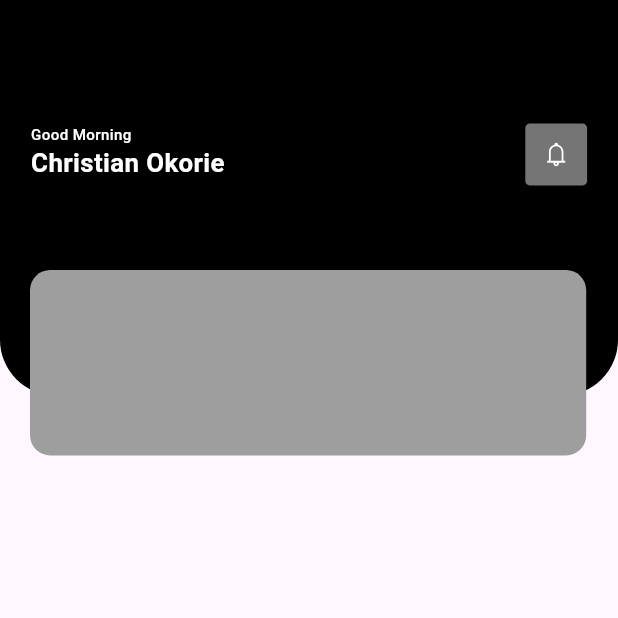
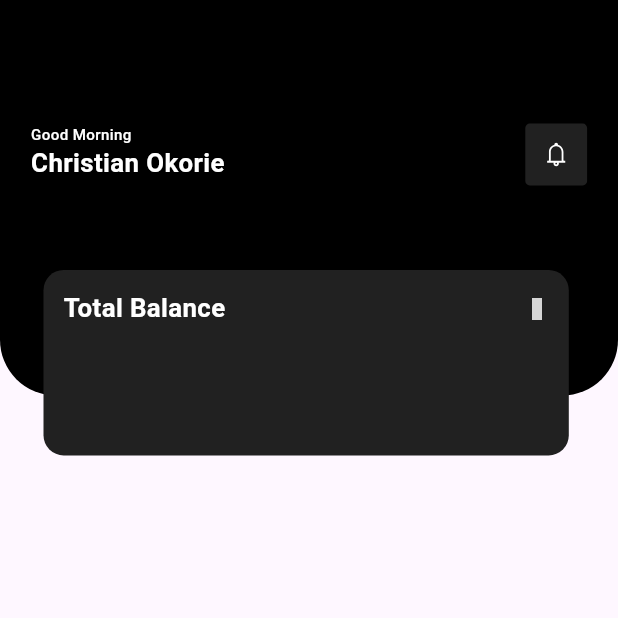
Before and after one commit to chrisokoriedev/finance_app_repo, a Flutter app: the screen it shows after launch, on a phone screen of 412 x 824 dp, the top half of it. Run offline on Flutter 3.47's test engine with Material 2 defaults, Android fonts, the phone set to English and light mode, and no system bars; our stand-ins replace line_icons, responsive_sizer; grey boxes are pictures that could not be loaded.

Commit message:
created util folder with color sotred in now

```diff
--- a/lib/features/homepage/hompage.dart
+++ b/lib/features/homepage/hompage.dart
@@ -1,3 +1,4 @@
+import 'package:expense_app/utils/colors.dart';
 import 'package:flutter/material.dart';
 import 'package:line_icons/line_icon.dart';
 import 'package:responsive_sizer/responsive_sizer.dart';
@@ -17,7 +18,7 @@ class HomePage extends StatelessWidget {
                 height: 32.h,
                 padding: EdgeInsets.symmetric(horizontal: 5.w, vertical: 10.h),
                 decoration: BoxDecoration(
-                  color: Colors.black,
+                  color: AppColor.kBlackColor,
                   borderRadius: BorderRadius.vertical(
                     bottom: Radius.circular(25.sp),
                   ),
@@ -34,14 +35,14 @@ class HomePage extends StatelessWidget {
                             Text(
                               'Good Morning',
                               style: TextStyle(
-                                  color: Colors.white,
+                                  color: AppColor.kWhitColor,
                                   fontSize: 13.sp,
                                   fontWeight: FontWeight.w500),
                             ),
                             Text(
                               'Christian Okorie',
                               style: TextStyle(
-                                  color: Colors.white,
+                                  color: AppColor.kWhitColor,
                                   fontSize: 17.sp,
                                   fontWeight: FontWeight.w600),
                             ),
@@ -52,9 +53,9 @@ class HomePage extends StatelessWidget {
                           height: 5.h,
                           decoration: BoxDecoration(
                               borderRadius: BorderRadius.circular(7.sp),
-                              color: Colors.grey.shade600),
+                              color: Colors.grey.shade900),
                           child: LineIcon.bell(
-                            color: Colors.white,
+                            color: AppColor.kWhitColor,
                             size: 18.sp,
                           ),
                         )
@@ -67,13 +68,31 @@ class HomePage extends StatelessWidget {
           ),
           Positioned(
             top: 180,
-            left: 20,
+            left: 29,
             child: Container(
-              width: Adaptive.w(90),
+              width: Adaptive.w(85),
+              padding: EdgeInsets.all(15.sp),
               height: 15.h,
               decoration: BoxDecoration(
-                color: Colors.grey,
-                borderRadius: BorderRadius.circular(15.sp)
+                color: Colors.grey.shade900,
+                borderRadius: BorderRadius.circular(15.sp),
+              ),
+              child: Column(
+                children: [
+                  Row(
+                    mainAxisAlignment: MainAxisAlignment.spaceBetween,
+                    children: [
+                      Text(
+                        'Total Balance',
+                        style: TextStyle(
+                            color: AppColor.kWhitColor,
+                            fontSize: 17.sp,
+                            fontWeight: FontWeight.w600),
+                      ),
+                      LineIcon.horizontalEllipsis(color: AppColor.kWhitColor,size: 16.sp,)
+                    ],
+                  ),
+                ],
               ),
             ),
           ),
--- /dev/null
+++ b/lib/utils/colors.dart
@@ -0,0 +1,6 @@
+import 'package:flutter/material.dart';
+
+class AppColor {
+  static const kWhitColor = Colors.white;
+  static const kBlackColor = Colors.black;
+}
```
Also changed, not shown: lib/utils/const.dart (added).
